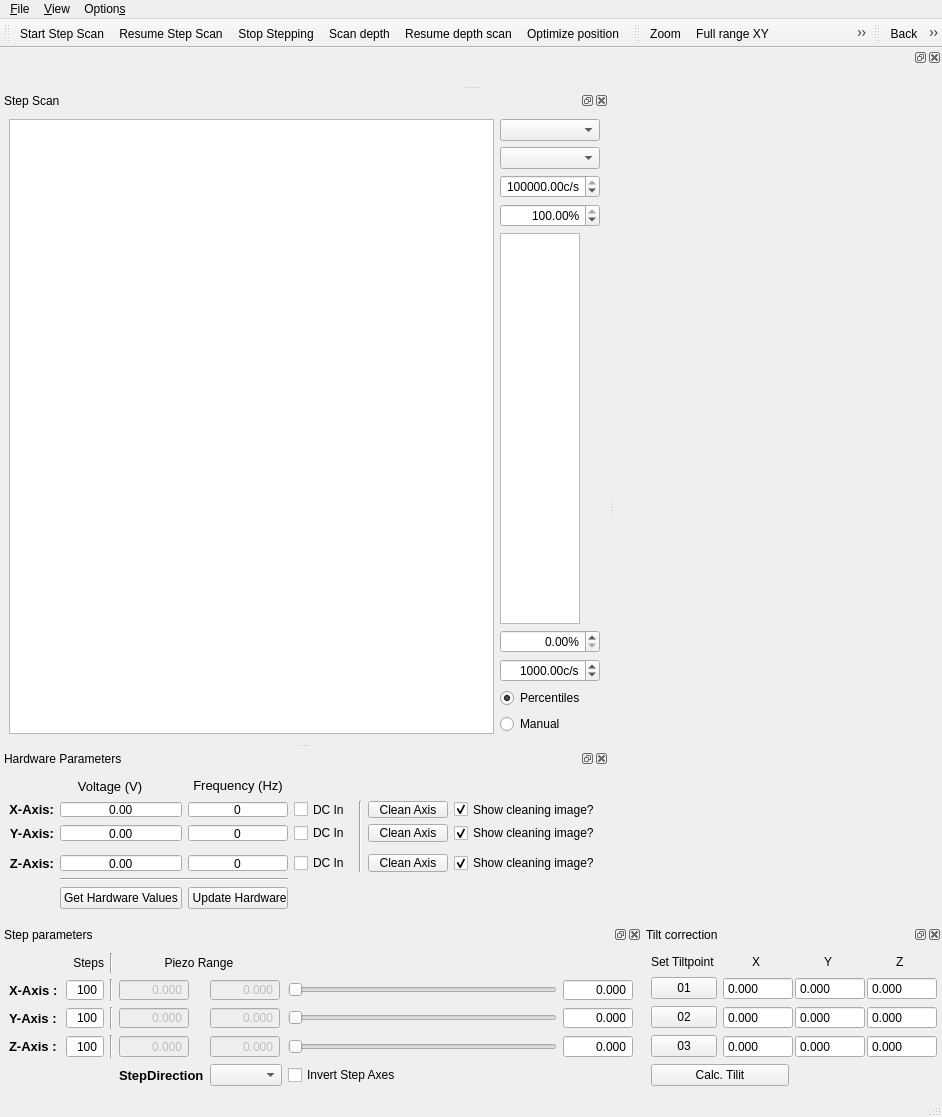
The window that gui/confocal_stepper/ui_confocal_stepper_gui.ui (Ulm-IQO/qudi) describes before a commit, drawn with Qt 5.
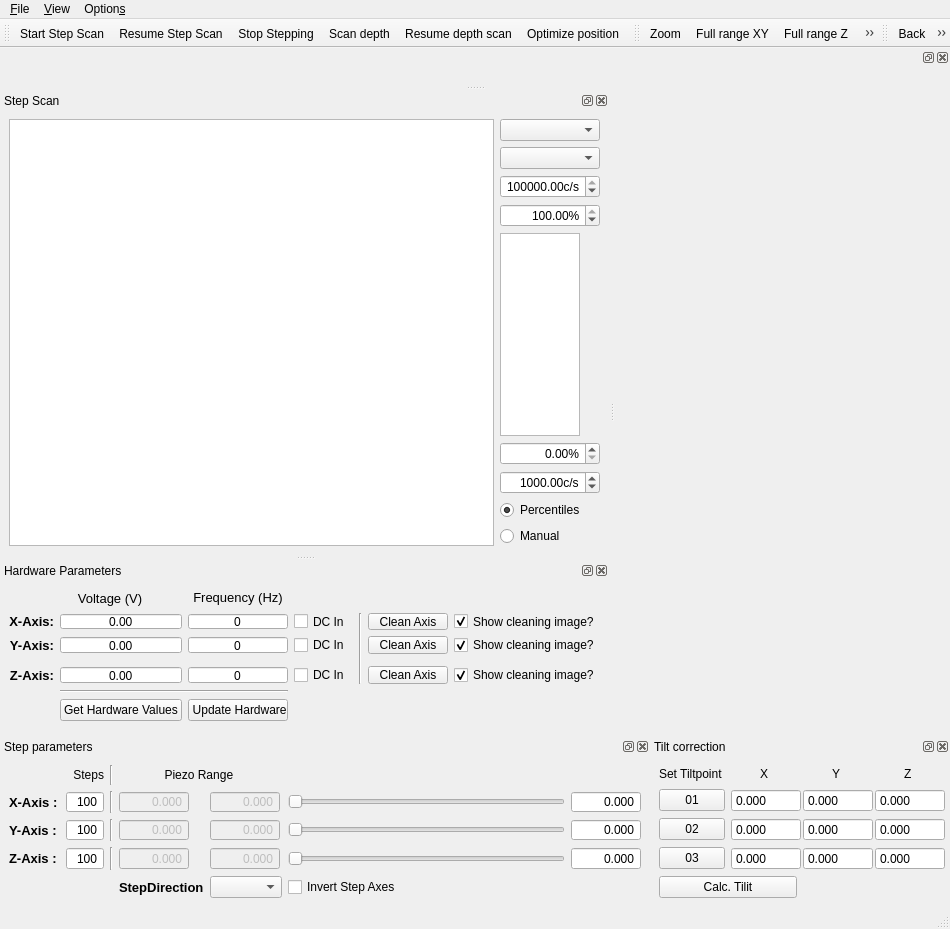
The same window after the commit. Icons and pictures are not drawn. Custom widgets are drawn as their Qt base class.

Commit message:
Implemented and tested hardware update functions for gui, that do not involve stepping.
Debugged piezo position and step scan directions/steps for gui.
Found bug in Config when handling booleans that needs to be tested with new kernel option. So long made workaround.

```diff
--- a/gui/confocal_stepper/ui_confocal_stepper_gui.ui
+++ b/gui/confocal_stepper/ui_confocal_stepper_gui.ui
@@ -6,8 +6,8 @@
    <rect>
     <x>0</x>
     <y>0</y>
-    <width>942</width>
-    <height>1117</height>
+    <width>950</width>
+    <height>929</height>
    </rect>
   </property>
   <property name="sizePolicy">
@@ -27,7 +27,7 @@
     <rect>
      <x>0</x>
      <y>0</y>
-     <width>942</width>
+     <width>950</width>
      <height>21</height>
     </rect>
    </property>
```
Left out of the diff: 24 changed lines with no effect on the pictures. The commit also changes 4 other files.
